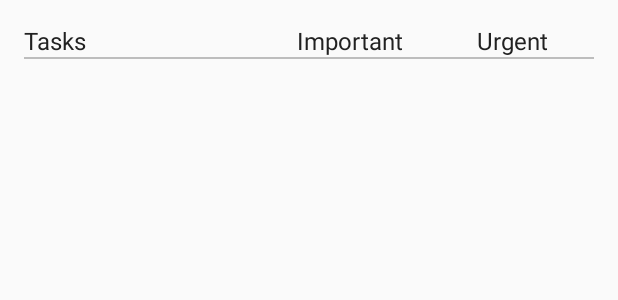
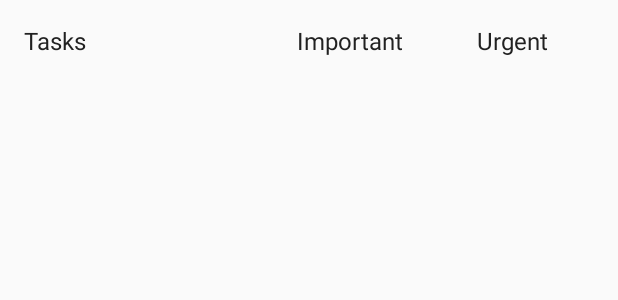
Before and after one commit to tanzeel291994/Effy, an Android app: the layout effy_widget.xml on its own in the app's theme, with its tools: preview values and no code run, on a phone screen of 412 x 824 dp. Shown: the top 300 px of the screen. Run offline under Robolectric (Android 15) with nearby library versions, the light colour scheme and no system bars.

Commit message:
signed apk done

```diff
--- a/app/src/main/AndroidManifest.xml
+++ b/app/src/main/AndroidManifest.xml
@@ -24,7 +24,7 @@
         <provider
             android:name=".data.GoalContentProvider"
             android:authorities="com.app.user.effy"
-            android:exported="false" />
+            android:exported="true" />
 
         <activity android:name=".QuoteActivity" />
         <activity android:name=".SignInActivity">
--- a/app/src/main/res/layout/effy_widget.xml
+++ b/app/src/main/res/layout/effy_widget.xml
@@ -40,20 +40,7 @@
             android:textSize="16sp"
             android:textColor="@color/primary_text"/>
     </LinearLayout>
-    <LinearLayout
-        android:layout_width="match_parent"
-        android:layout_height="wrap_content"
-        android:orientation="horizontal"
-        android:paddingEnd="@dimen/activity_vertical_margin"
-        android:paddingStart="@dimen/activity_vertical_margin">
 
-        <View
-            android:id="@+id/line_w"
-            android:layout_width="match_parent"
-            android:layout_height="1dip"
-            android:background="@color/divider"
-            android:padding="4dip" />
-    </LinearLayout>
 <ListView
     android:layout_width="match_parent"
     android:id="@+id/listview_widget"
--- a/app/src/main/res/xml/effy_widget_info.xml
+++ b/app/src/main/res/xml/effy_widget_info.xml
@@ -3,7 +3,7 @@
     android:initialKeyguardLayout="@layout/effy_widget"
     android:initialLayout="@layout/effy_widget"
     android:minHeight="100dp"
-    android:minWidth="110dp"
+    android:minWidth="180dp"
     android:previewImage="@drawable/example_appwidget_preview"
     android:resizeMode="horizontal|vertical"
     android:updatePeriodMillis="86400000"
```
